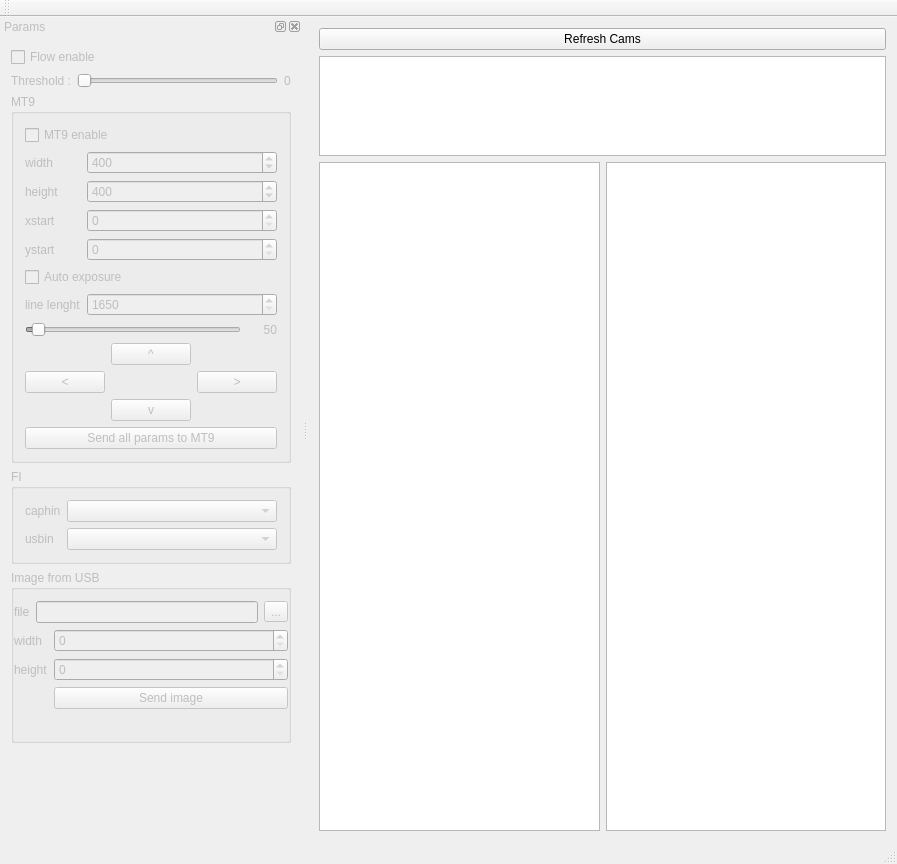
This is src/interface_debug/mainwindow.ui in mpelcat/GPStudio as Qt 5 draws it before an edit. The edited form follows.
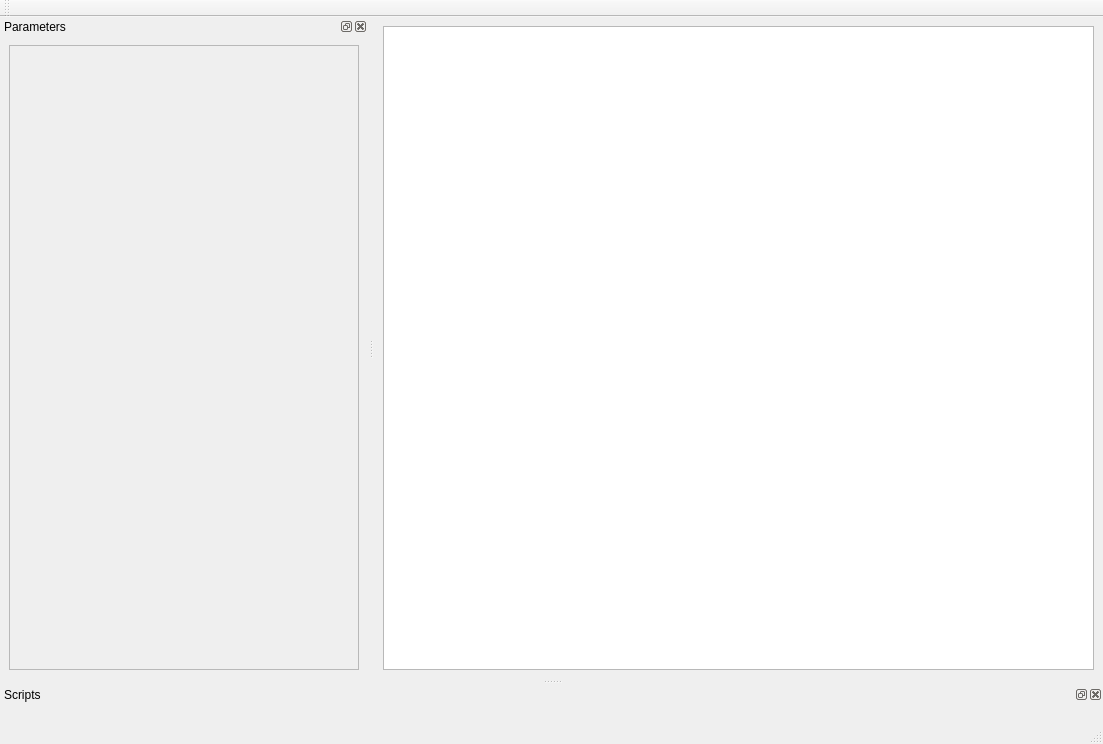
This is the edited form. Custom widgets are drawn as their Qt base class.

Commit message: Complete review of properties with dinamical script execution, mapping properties to register and register to com (bitfield is not working yet)

Patch:
```diff
--- a/src/interface_debug/mainwindow.ui
+++ b/src/interface_debug/mainwindow.ui
@@ -6,41 +6,17 @@
    <rect>
     <x>0</x>
     <y>0</y>
-    <width>897</width>
-    <height>864</height>
+    <width>1103</width>
+    <height>744</height>
    </rect>
   </property>
   <property name="windowTitle">
    <string>GPStudio - Debug viewer</string>
   </property>
-  <widget class="QWidget" name="centralWidget">
-   <layout class="QVBoxLayout" name="verticalLayout_2">
+  <widget class="QWidget" name="centralwidget">
+   <layout class="QVBoxLayout" name="verticalLayout_4">
     <item>
-     <widget class="QPushButton" name="refreshButton">
-      <property name="text">
-       <string>Refresh Cams</string>
-      </property>
-     </widget>
-    </item>
-    <item>
-     <widget class="CamTreeView" name="camTreeView">
-      <property name="maximumSize">
-       <size>
-        <width>16777215</width>
-        <height>100</height>
-       </size>
-      </property>
-     </widget>
-    </item>
-    <item>
-     <layout class="QHBoxLayout" name="horizontalLayout_2">
-      <item>
-       <widget class="ImageView" name="imageView"/>
-      </item>
-      <item>
-       <widget class="ImageView" name="imageView_2"/>
-      </item>
-     </layout>
+     <widget class="ImageView" name="graphicsView"/>
     </item>
    </layout>
   </widget>
@@ -54,21 +30,10 @@
     </rect>
    </property>
   </widget>
-  <widget class="QToolBar" name="mainToolBar">
-   <attribute name="toolBarArea">
-    <enum>TopToolBarArea</enum>
-   </attribute>
-   <attribute name="toolBarBreak">
-    <bool>false</bool>
-   </attribute>
-  </widget>
   <widget class="QStatusBar" name="statusBar"/>
   <widget class="QDockWidget" name="paramsDock">
-   <property name="enabled">
-    <bool>false</bool>
-   </property>
    <property name="windowTitle">
-    <string>Params</string>
+    <string>Parameters</string>
    </property>
    <attribute name="dockWidgetArea">
     <number>1</number>
@@ -76,380 +41,69 @@
    <widget class="QWidget" name="dockWidgetContents">
     <layout class="QVBoxLayout" name="verticalLayout">
      <item>
-      <widget class="QCheckBox" name="flowEnableBox">
-       <property name="text">
-        <string>Flow enable</string>
-       </property>
-      </widget>
-     </item>
-     <item>
-      <layout class="QHBoxLayout" name="horizontalLayout_3">
-       <item>
-        <widget class="QLabel" name="label">
-         <property name="text">
-          <string>Threshold :</string>
-         </property>
-        </widget>
-       </item>
-       <item>
-        <widget class="QSlider" name="thresholdSlider">
-         <property name="maximum">
-          <number>255</number>
-         </property>
-         <property name="orientation">
-          <enum>Qt::Horizontal</enum>
-         </property>
-        </widget>
-       </item>
-       <item>
-        <widget class="QLabel" name="label_2">
-         <property name="text">
-          <string>0</string>
-         </property>
-        </widget>
-       </item>
-      </layout>
-     </item>
-     <item>
-      <widget class="QGroupBox" name="groupBox_2">
-       <property name="title">
-        <string>MT9</string>
-       </property>
-       <layout class="QVBoxLayout" name="verticalLayout_4">
-        <item>
-         <widget class="QCheckBox" name="mt9EnableBox">
-          <property name="text">
-           <string>MT9 enable</string>
-          </property>
-         </widget>
-        </item>
-        <item>
-         <layout class="QFormLayout" name="formLayout_3">
-          <property name="fieldGrowthPolicy">
-           <enum>QFormLayout::AllNonFixedFieldsGrow</enum>
-          </property>
-          <item row="0" column="0">
-           <widget class="QLabel" name="widthMT9Label">
-            <property name="text">
-             <string>width</string>
-            </property>
-           </widget>
-          </item>
-          <item row="0" column="1">
-           <widget class="QSpinBox" name="widthMT9SpinBox">
-            <property name="maximum">
-             <number>2000</number>
-            </property>
-            <property name="singleStep">
-             <number>2</number>
-            </property>
-            <property name="value">
-             <number>400</number>
-            </property>
-           </widget>
-          </item>
-          <item row="1" column="0">
-           <widget class="QLabel" name="heightLabel_2">
-            <property name="text">
-             <string>height</string>
-            </property>
-           </widget>
-          </item>
-          <item row="1" column="1">
-           <widget class="QSpinBox" name="heightMT9SpinBox">
-            <property name="maximum">
-             <number>2000</number>
-            </property>
-            <property name="singleStep">
-             <number>2</number>
-            </property>
-            <property name="value">
-             <number>400</number>
-            </property>
-           </widget>
-          </item>
-          <item row="2" column="0">
-           <widget class="QLabel" name="xstartLabel">
-            <property name="text">
-             <string>xstart</string>
-            </property>
-           </widget>
-          </item>
-          <item row="2" column="1">
-           <widget class="QSpinBox" name="xstartMT9LineEdit">
-            <property name="maximum">
-             <number>2000</number>
-            </property>
-            <property name="value">
-             <number>0</number>
-            </property>
-           </widget>
-          </item>
-          <item row="3" column="0">
-           <widget class="QLabel" name="ystartLabel">
-            <property name="text">
-             <string>ystart</string>
-            </property>
-           </widget>
-          </item>
-          <item row="3" column="1">
-           <widget class="QSpinBox" name="ystartMT9SpinBox">
-            <property name="maximum">
-             <number>2000</number>
-            </property>
-            <property name="value">
-             <number>0</number>
-            </property>
-           </widget>
-          </item>
-          <item row="4" column="0" colspan="2">
-           <widget class="QCheckBox" name="aemt9_box">
-            <property name="text">
-             <string>Auto exposure</string>
-            </property>
-           </widget>
-          </item>
-          <item row="5" column="0">
-           <widget class="QLabel" name="lineLenghtLabel">
-            <property name="text">
-             <string>line lenght</string>
-            </property>
-           </widget>
-          </item>
-          <item row="5" column="1">
-           <widget class="QSpinBox" name="lineLenghtSpinBox">
-            <property name="minimum">
-             <number>1650</number>
-            </property>
-            <property name="maximum">
-             <number>3000</number>
-            </property>
-           </widget>
-          </item>
-         </layout>
-        </item>
-        <item>
-         <layout class="QHBoxLayout" name="horizontalLayout">
-          <item>
-           <widget class="QSlider" name="integtimeMT9">
-            <property name="maximum">
-             <number>5000</number>
-            </property>
-            <property name="value">
-             <number>150</number>
-            </property>
-            <property name="orientation">
-             <enum>Qt::Horizontal</enum>
-            </property>
-           </widget>
-          </item>
-          <item>
-           <widget class="QLabel" name="integTimeLabel">
-            <property name="minimumSize">
-             <size>
-              <width>30</width>
-              <height>0</height>
-             </size>
-            </property>
-            <property name="text">
-             <string>50</string>
-            </property>
-            <property name="alignment">
-             <set>Qt::AlignRight|Qt::AlignTrailing|Qt::AlignVCenter</set>
-            </property>
-           </widget>
-          </item>
-         </layout>
-        </item>
-        <item>
-         <layout class="QGridLayout" name="gridLayout">
-          <item row="1" column="2">
-           <widget class="QPushButton" name="right_mt9">
-            <property name="text">
-             <string>&gt;</string>
-            </property>
-           </widget>
-          </item>
-          <item row="0" column="1">
-           <widget class="QPushButton" name="up_mt9">
-            <property name="text">
-             <string>^</string>
-            </property>
-           </widget>
-          </item>
-          <item row="1" column="0">
-           <widget class="QPushButton" name="left_mt9">
-            <property name="text">
-             <string>&lt;</string>
-            </property>
-           </widget>
-          </item>
-          <item row="2" column="1">
-           <widget class="QPushButton" name="down_mt9">
-            <property name="text">
-             <string>v</string>
-            </property>
-           </widget>
-          </item>
-         </layout>
-        </item>
-        <item>
-         <widget class="QPushButton" name="sendMT9Config">
-          <property name="text">
-           <string>Send all params to MT9</string>
-          </property>
-         </widget>
-        </item>
-       </layout>
-      </widget>
-     </item>
-     <item>
-      <widget class="QGroupBox" name="groupBox">
-       <property name="title">
-        <string>FI</string>
-       </property>
-       <layout class="QVBoxLayout" name="verticalLayout_3">
-        <item>
-         <layout class="QFormLayout" name="formLayout_2">
-          <property name="fieldGrowthPolicy">
-           <enum>QFormLayout::AllNonFixedFieldsGrow</enum>
-          </property>
-          <item row="0" column="0">
-           <widget class="QLabel" name="caphinLabel">
-            <property name="text">
-             <string>caphin</string>
-            </property>
-           </widget>
-          </item>
-          <item row="0" column="1">
-           <widget class="QComboBox" name="caphinComboBox"/>
-          </item>
-          <item row="1" column="0">
-           <widget class="QLabel" name="usbinLabel">
-            <property name="text">
-             <string>usbin</string>
-            </property>
-           </widget>
-          </item>
-          <item row="1" column="1">
-           <widget class="QComboBox" name="usbinComboBox"/>
-          </item>
-         </layout>
-        </item>
-       </layout>
-      </widget>
-     </item>
-     <item>
-      <widget class="QGroupBox" name="groupBox_3">
-       <property name="title">
-        <string>Image from USB</string>
-       </property>
-       <layout class="QVBoxLayout" name="verticalLayout_5">
-        <property name="leftMargin">
-         <number>0</number>
-        </property>
-        <property name="rightMargin">
-         <number>0</number>
-        </property>
-        <item>
-         <layout class="QHBoxLayout" name="horizontalLayout_4">
-          <item>
-           <widget class="QLabel" name="label_3">
-            <property name="text">
-             <string>file</string>
-            </property>
-           </widget>
-          </item>
-          <item>
-           <widget class="QLineEdit" name="fileImageEdit"/>
-          </item>
-          <item>
-           <widget class="QToolButton" name="imageChooseButton">
-            <property name="text">
-             <string>...</string>
-            </property>
-           </widget>
-          </item>
-         </layout>
-        </item>
-        <item>
-         <layout class="QFormLayout" name="formLayout">
-          <item row="0" column="0">
-           <widget class="QLabel" name="widthLabel">
-            <property name="text">
-             <string>width</string>
-            </property>
-           </widget>
-          </item>
-          <item row="0" column="1">
-           <widget class="QSpinBox" name="widthSpinBox">
-            <property name="maximum">
-             <number>9999</number>
-            </property>
-           </widget>
-          </item>
-          <item row="1" column="0">
-           <widget class="QLabel" name="heightLabel">
-            <property name="text">
-             <string>height</string>
-            </property>
-           </widget>
-          </item>
-          <item row="1" column="1">
-           <widget class="QSpinBox" name="heightSpinBox">
-            <property name="maximum">
-             <number>9999</number>
-            </property>
-           </widget>
-          </item>
-          <item row="2" column="1">
-           <widget class="QPushButton" name="sendButton">
-            <property name="text">
-             <string>Send image</string>
-            </property>
-            <property name="autoRepeat">
-             <bool>true</bool>
-            </property>
-            <property name="autoRepeatInterval">
-             <number>50</number>
-            </property>
-           </widget>
-          </item>
-         </layout>
-        </item>
-        <item>
-         <widget class="QLabel" name="fpsLabel">
-          <property name="text">
-           <string/>
-          </property>
-         </widget>
-        </item>
-       </layout>
-      </widget>
-     </item>
-     <item>
-      <spacer name="verticalSpacer">
-       <property name="orientation">
-        <enum>Qt::Vertical</enum>
-       </property>
-       <property name="sizeHint" stdset="0">
+      <widget class="QScrollArea" name="scrollArea">
+       <property name="minimumSize">
         <size>
-         <width>20</width>
-         <height>40</height>
+         <width>350</width>
+         <height>0</height>
         </size>
        </property>
-      </spacer>
+       <property name="widgetResizable">
+        <bool>true</bool>
+       </property>
+       <widget class="QWidget" name="scrollAreaWidgetContents">
+        <property name="geometry">
+         <rect>
+          <x>0</x>
+          <y>0</y>
+          <width>348</width>
+          <height>585</height>
+         </rect>
+        </property>
+        <layout class="QVBoxLayout" name="verticalLayout_2">
+         <item>
+          <layout class="QVBoxLayout" name="paramsLayout"/>
+         </item>
+        </layout>
+       </widget>
+      </widget>
      </item>
     </layout>
    </widget>
   </widget>
+  <widget class="QDockWidget" name="scriptDock">
+   <property name="windowTitle">
+    <string>Scripts</string>
+   </property>
+   <attribute name="dockWidgetArea">
+    <number>8</number>
+   </attribute>
+   <widget class="QWidget" name="dockWidgetContents_2">
+    <layout class="QVBoxLayout" name="verticalLayout_3">
+     <item>
+      <widget class="ScriptWidget" name="scriptWidget" native="true"/>
+     </item>
+    </layout>
+   </widget>
+  </widget>
+  <widget class="QToolBar" name="mainToolBar">
+   <property name="windowTitle">
+    <string>toolBar</string>
+   </property>
+   <attribute name="toolBarArea">
+    <enum>TopToolBarArea</enum>
+   </attribute>
+   <attribute name="toolBarBreak">
+    <bool>false</bool>
+   </attribute>
+  </widget>
  </widget>
- <layoutdefault spacing="6" margin="11"/>
  <customwidgets>
   <customwidget>
-   <class>CamTreeView</class>
-   <extends>QTreeView</extends>
-   <header>camtreeview.h</header>
+   <class>ScriptWidget</class>
+   <extends>QWidget</extends>
+   <header>scriptwidget.h</header>
+   <container>1</container>
   </customwidget>
   <customwidget>
    <class>ImageView</class>
```
Left out of the diff: 23 changed lines with no effect on the pictures. The commit also changes 63 other files.
